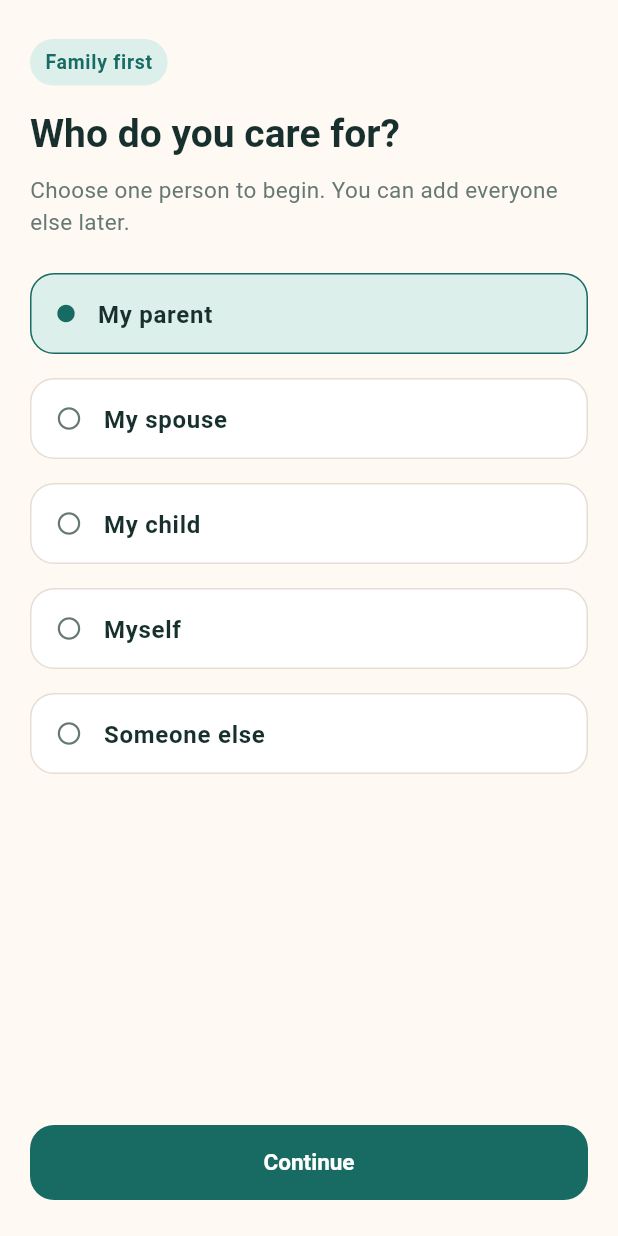
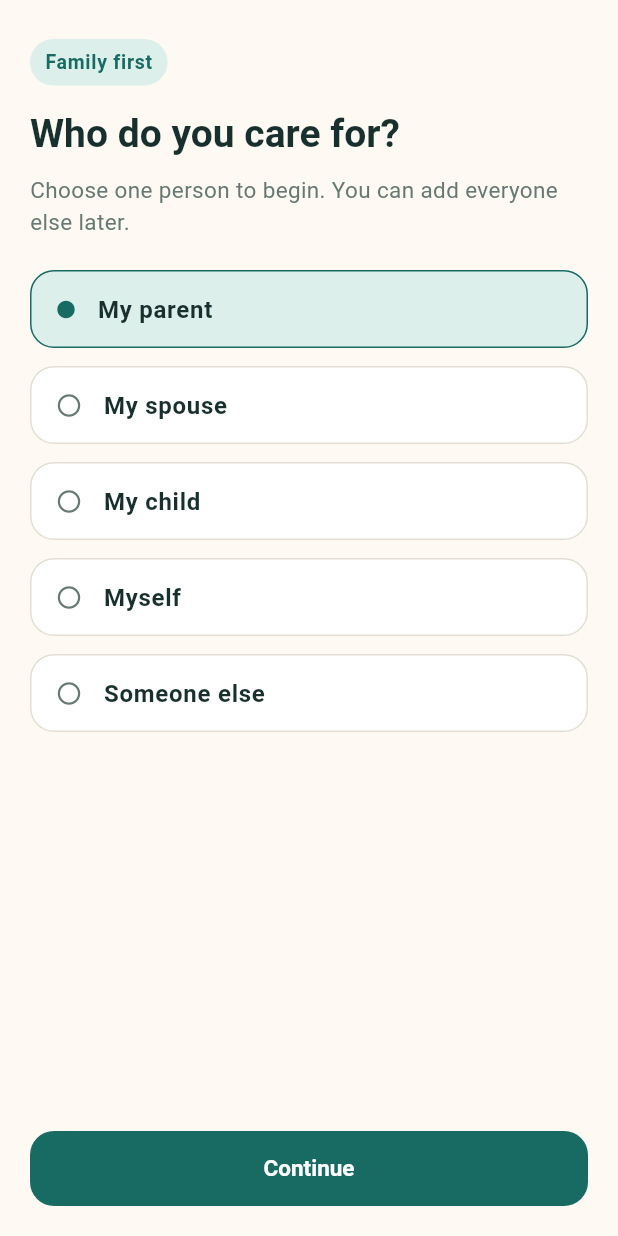
Before and after one commit to sifat371/FamilyMed, a Flutter app: the WhoDoYouCareForScreen screen opened by its route, on a phone screen of 412 x 824 dp. Run offline on Flutter 3.47's test engine with Material 3 defaults, Android fonts, the phone set to English and light mode, and no system bars; our stand-ins replace dio, drift, flutter_local_notifications, flutter_riverpod, flutter_secure_storage, go_router and 1 more; accounts and stored records are empty; generated files the repository leaves out were written again.

Commit message:
fix: keep onboarding CTA visible on compact screens

```diff
--- a/mobile/lib/features/family/presentation/who_do_you_care_for_screen.dart
+++ b/mobile/lib/features/family/presentation/who_do_you_care_for_screen.dart
@@ -42,8 +42,11 @@ class _WhoDoYouCareForScreenState extends State<WhoDoYouCareForScreen> {
 
     return Scaffold(
       body: SafeArea(
-        child: Padding(
-          padding: const EdgeInsets.fromLTRB(20, 26, 20, 24),
+        child: Column(
+          children: [
+            Expanded(
+              child: SingleChildScrollView(
+                padding: const EdgeInsets.fromLTRB(20, 26, 20, 16),
                 child: Column(
                   crossAxisAlignment: CrossAxisAlignment.stretch,
                   children: [
@@ -63,20 +66,21 @@ class _WhoDoYouCareForScreenState extends State<WhoDoYouCareForScreen> {
                             color: FamilyMedColors.textSecondary,
                           ),
                     ),
-              const SizedBox(height: 24),
+                    const SizedBox(height: 22),
                     ...choices.map(
                       (choice) {
                         final selected = _selection == choice.$1;
                         return Padding(
-                    padding: const EdgeInsets.only(bottom: 16),
+                          padding: const EdgeInsets.only(bottom: 12),
                           child: InkWell(
                             borderRadius: BorderRadius.circular(16),
-                      onTap: () => setState(() => _selection = choice.$1),
+                            onTap: () =>
+                                setState(() => _selection = choice.$1),
                             child: AnimatedContainer(
                               duration: const Duration(milliseconds: 140),
                               padding: const EdgeInsets.symmetric(
                                 horizontal: 16,
-                          vertical: 15,
+                                vertical: 14,
                               ),
                               decoration: BoxDecoration(
                                 color: selected
@@ -119,16 +123,21 @@ class _WhoDoYouCareForScreenState extends State<WhoDoYouCareForScreen> {
                         );
                       },
                     ),
-              const Spacer(),
-              FilledButton(
+                  ],
+                ),
+              ),
+            ),
+            Padding(
+              padding: const EdgeInsets.fromLTRB(20, 8, 20, 20),
+              child: FilledButton(
                 onPressed: () {
                   final relationship = Uri.encodeQueryComponent(_relationship);
                   context.go('/family/new?relationship=$relationship');
                 },
                 child: Text(l10n.continueLabel),
               ),
+            ),
           ],
-          ),
         ),
       ),
     );
```
Lines whose indentation alone changed are shown as unchanged.
